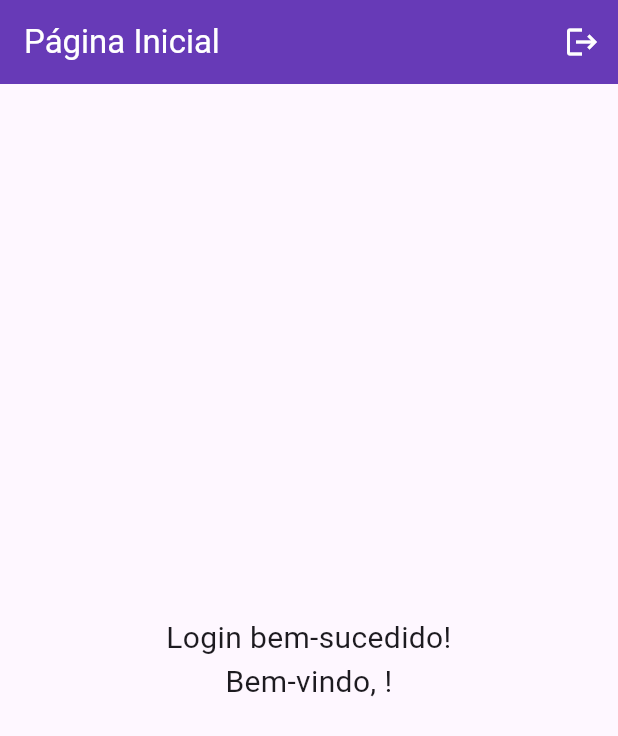
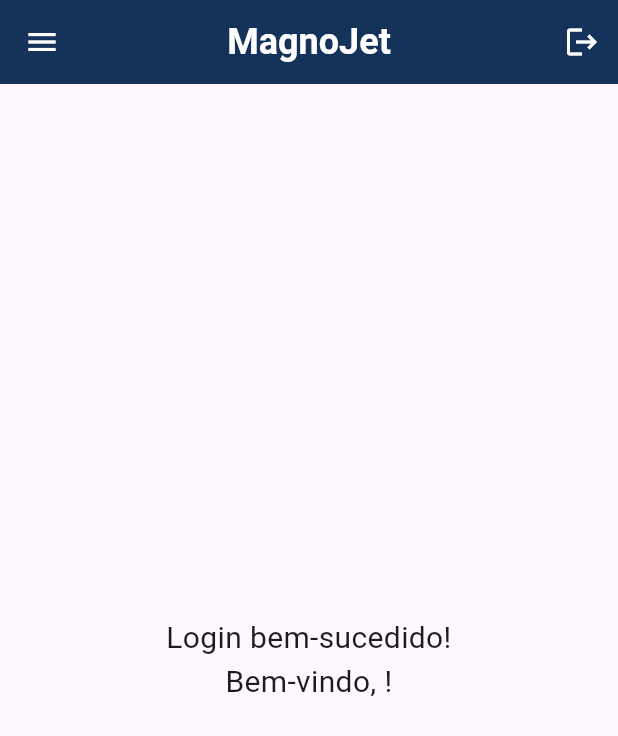
Before and after one commit to Fparaiz0/app_magnojet, a Flutter app: the screen it shows once a user with an empty profile is signed in, on a phone screen of 412 x 824 dp. Shown: the top 736 px of the screen. Run offline on Flutter 3.47's test engine with Material 3 defaults, Android fonts, the phone set to English and light mode, and no system bars; our stand-ins replace cloud_firestore, connectivity_plus, firebase_auth, firebase_core, sqflite; missing offline and left inert: dart:ffi; accounts and stored records are empty; generated files the repository leaves out were written again.

Commit message:
add drawer at `home_page.dart` file

```diff
--- a/lib/home_page.dart
+++ b/lib/home_page.dart
@@ -1,3 +1,5 @@
+import 'dart:ffi';
+
 import 'package:flutter/material.dart';
 import 'package:firebase_auth/firebase_auth.dart';
 import 'login_page.dart';
@@ -11,7 +13,17 @@ class HomePage extends StatelessWidget {
 
     return Scaffold(
       appBar: AppBar(
-        title: const Text('Página Inicial'),
+        backgroundColor: Color(0xFF15325A),
+        title: const Text(
+          'MagnoJet',
+          style: TextStyle(
+            fontFamily: 'Roboto',
+            fontSize: 24,
+            fontWeight: FontWeight.bold,
+            color: Colors.white,
+          ),
+        ),
+        centerTitle: true,
         actions: [
           IconButton(
             icon: const Icon(Icons.logout),
@@ -26,6 +38,69 @@ class HomePage extends StatelessWidget {
           ),
         ],
       ),
+      drawer: Drawer(
+        width: 220,
+        child: Container(
+          color: Color(0xFF15325A),
+          child: Column(
+            children: [
+              Container(
+                height: 120,
+                alignment: Alignment.center,
+                padding: EdgeInsets.only(top: 50),
+                decoration: BoxDecoration(
+                  color: Color(0xFF15325A),
+                ),
+                child: Text(
+                  'Menu',
+                  style: TextStyle(
+                    color: Colors.white,
+                    fontSize: 24,
+                    fontWeight: FontWeight.bold,
+                  ),
+                ),
+              ),
+              Expanded(
+                child: ListView(
+                  children: [
+                    ListTile(
+                      leading: Icon(Icons.home, color: Colors.white),
+                      title:
+                          Text('Home', style: TextStyle(color: Colors.white)),
+                      onTap: () => Navigator.pop(context),
+                    ),
+                    ListTile(
+                      leading: Icon(Icons.settings, color: Colors.white),
+                      title: Text('Configurações',
+                          style: TextStyle(color: Colors.white)),
+                      onTap: () => Navigator.pop(context),
+                    ),
+                  ],
+                ),
+              ),
+              const Divider(color: Colors.white24, thickness: 1),
+              ListTile(
+                leading: const Icon(Icons.logout, color: Colors.redAccent),
+                title: const Text(
+                  'Sair',
+                  style: TextStyle(
+                      color: Colors.redAccent, fontWeight: FontWeight.bold),
+                  textAlign: TextAlign.center,
+                ),
+                onTap: () async {
+                  await FirebaseAuth.instance.signOut();
+                  Navigator.pushAndRemoveUntil(
+                    context,
+                    MaterialPageRoute(builder: (context) => const LoginPage()),
+                    (Route<dynamic> route) => false,
+                  );
+                },
+              ),
+              const SizedBox(height: 10),
+            ],
+          ),
+        ),
+      ),
       body: Center(
         child: Text(
           'Login bem-sucedido!\nBem-vindo, ${user?.email ?? 'Usuário'}!',
```
